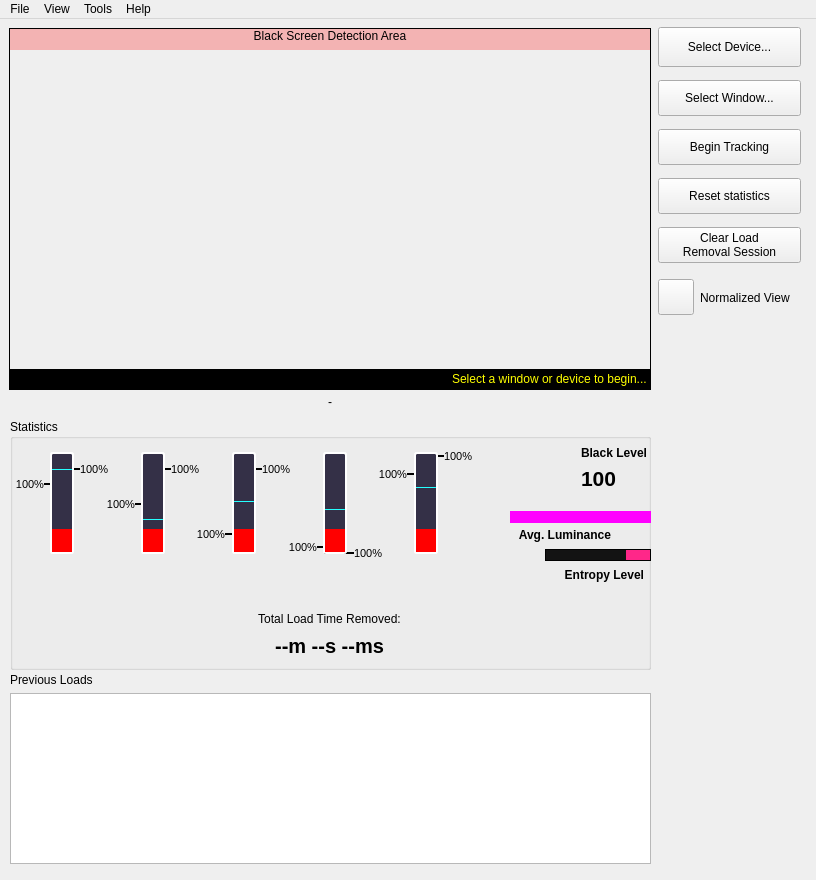
goth-uhaul/zdcurtain, file res/zdcurtain.ui: the form before one commit.
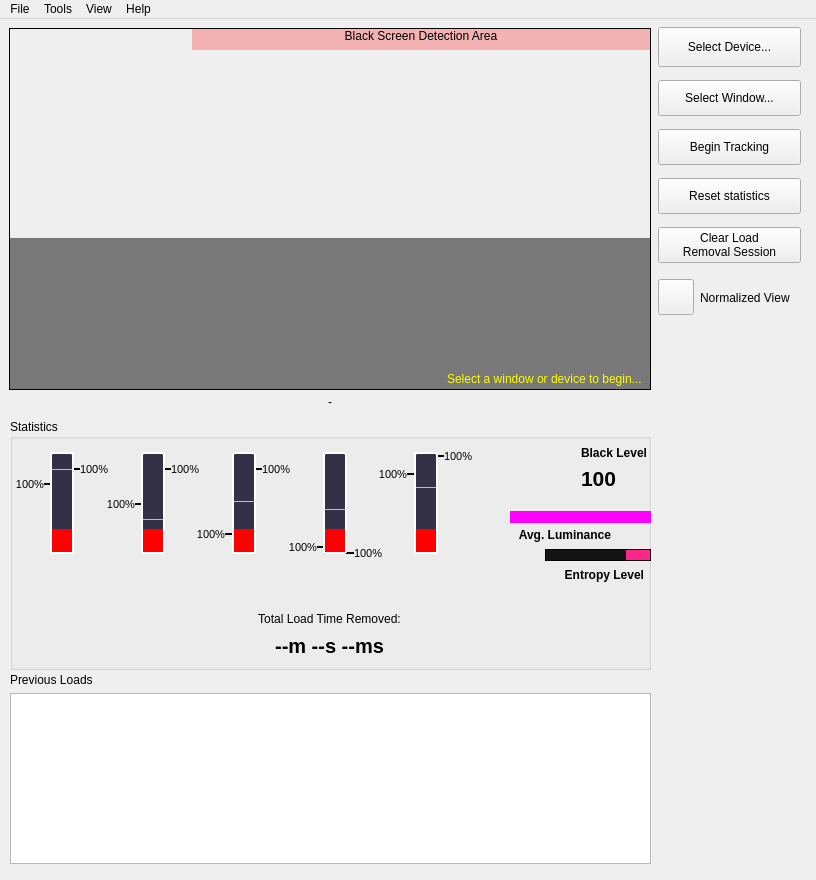
The form after the commit. Icons and pictures are not drawn.

```diff
--- a/res/zdcurtain.ui
+++ b/res/zdcurtain.ui
@@ -11,6 +11,18 @@
     <height>880</height>
    </rect>
   </property>
+  <property name="minimumSize">
+   <size>
+    <width>816</width>
+    <height>880</height>
+   </size>
+  </property>
+  <property name="maximumSize">
+   <size>
+    <width>816</width>
+    <height>880</height>
+   </size>
+  </property>
   <property name="font">
    <font>
     <pointsize>9</pointsize>
@@ -2014,83 +2026,35 @@
     </property>
     <property name="geometry">
      <rect>
-      <x>151</x>
-      <y>350</y>
-      <width>499</width>
-      <height>20</height>
+      <x>10</x>
+      <y>219</y>
+      <width>640</width>
+      <height>151</height>
      </rect>
     </property>
-    <property name="palette">
-     <palette>
-      <active>
-       <colorrole role="WindowText">
-        <brush brushstyle="SolidPattern">
-         <color alpha="255">
-          <red>255</red>
-          <green>255</green>
-          <blue>0</blue>
-         </color>
-        </brush>
-       </colorrole>
-       <colorrole role="Window">
-        <brush brushstyle="SolidPattern">
-         <color alpha="255">
-          <red>0</red>
-          <green>0</green>
-          <blue>0</blue>
-         </color>
-        </brush>
-       </colorrole>
-      </active>
-      <inactive>
-       <colorrole role="WindowText">
-        <brush brushstyle="SolidPattern">
-         <color alpha="255">
-          <red>255</red>
-          <green>255</green>
-          <blue>0</blue>
-         </color>
-        </brush>
-       </colorrole>
-       <colorrole role="Window">
-        <brush brushstyle="SolidPattern">
-         <color alpha="255">
-          <red>0</red>
-          <green>0</green>
-          <blue>0</blue>
-         </color>
-        </brush>
-       </colorrole>
-      </inactive>
-      <disabled>
-       <colorrole role="Window">
-        <brush brushstyle="SolidPattern">
-         <color alpha="255">
-          <red>0</red>
-          <green>0</green>
-          <blue>0</blue>
-         </color>
-        </brush>
-       </colorrole>
-      </disabled>
-     </palette>
-    </property>
     <property name="autoFillBackground">
-     <bool>true</bool>
+     <bool>false</bool>
+    </property>
+    <property name="styleSheet">
+     <string notr="true">QLabel {
+	padding-right: 2px;
+	background-color: rgba(0, 0, 0, 127);
+	color: rgb(255, 255, 0);
+}</string>
     </property>
     <property name="text">
      <string>Select a window or device to begin... </string>
     </property>
     <property name="alignment">
-     <set>Qt::AlignmentFlag::AlignRight|Qt::AlignmentFlag::AlignTrailing|Qt::AlignmentFlag::AlignVCenter</set>
+     <set>Qt::AlignmentFlag::AlignBottom|Qt::AlignmentFlag::AlignRight|Qt::AlignmentFlag::AlignTrailing</set>
     </property>
    </widget>
    <widget class="QLabel" name="black_screen_detection_area_label">
     <property name="geometry">
      <rect>
-      <x>10</x>
+      <x>192</x>
       <y>10</y>
-      <width>640</width>
+      <width>458</width>
       <height>21</height>
      </rect>
     </property>
@@ -2141,83 +2105,6 @@
      <set>Qt::AlignmentFlag::AlignCenter</set>
     </property>
    </widget>
-   <widget class="QLabel" name="analysis_load_cooldown_label">
-    <property name="enabled">
-     <bool>true</bool>
-    </property>
-    <property name="geometry">
-     <rect>
-      <x>10</x>
-      <y>350</y>
-      <width>141</width>
-      <height>20</height>
-     </rect>
-    </property>
-    <property name="palette">
-     <palette>
-      <active>
-       <colorrole role="WindowText">
-        <brush brushstyle="SolidPattern">
-         <color alpha="255">
-          <red>255</red>
-          <green>255</green>
-          <blue>0</blue>
-         </color>
-        </brush>
-       </colorrole>
-       <colorrole role="Window">
-        <brush brushstyle="SolidPattern">
-         <color alpha="255">
-          <red>0</red>
-          <green>0</green>
-          <blue>0</blue>
-         </color>
-        </brush>
-       </colorrole>
-      </active>
-      <inactive>
-       <colorrole role="WindowText">
-        <brush brushstyle="SolidPattern">
-         <color alpha="255">
-          <red>255</red>
-          <green>255</green>
-          <blue>0</blue>
-         </color>
-        </brush>
-       </colorrole>
-       <colorrole role="Window">
-        <brush brushstyle="SolidPattern">
-         <color alpha="255">
-          <red>0</red>
-          <green>0</green>
-          <blue>0</blue>
-         </color>
-        </brush>
-       </colorrole>
-      </inactive>
-      <disabled>
-       <colorrole role="Window">
-        <brush brushstyle="SolidPattern">
-         <color alpha="255">
-          <red>0</red>
-          <green>0</green>
-          <blue>0</blue>
-         </color>
-        </brush>
-       </colorrole>
-      </disabled>
-     </palette>
-    </property>
-    <property name="autoFillBackground">
-     <bool>true</bool>
-    </property>
-    <property name="text">
-     <string/>
-    </property>
-    <property name="alignment">
-     <set>Qt::AlignmentFlag::AlignLeading|Qt::AlignmentFlag::AlignLeft|Qt::AlignmentFlag::AlignVCenter</set>
-    </property>
-   </widget>
    <widget class="QWidget" name="previous_loads_widget" native="true">
     <property name="geometry">
      <rect>
@@ -2520,8 +2407,8 @@
     <addaction name="action_export_tracked_loads"/>
    </widget>
    <addaction name="menuFile"/>
-   <addaction name="menuView"/>
    <addaction name="menuTools"/>
+   <addaction name="menuView"/>
    <addaction name="menuAbout"/>
   </widget>
   <action name="action_settings">
```
Left out of the diff: 20 changed lines with no effect on the pictures.
